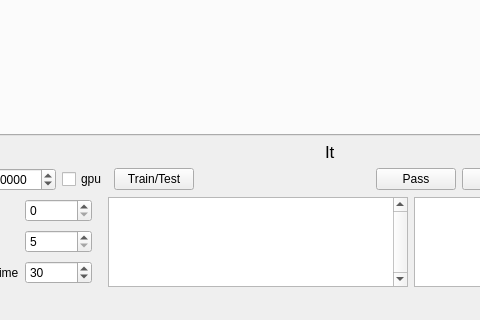
First picture: the form in mainwindow.ui, repository artthirt/cifarsmpl, before the edit; both pictures show x 82 to 562 and y 349 to 669 of the 807 by 669 pixel window.
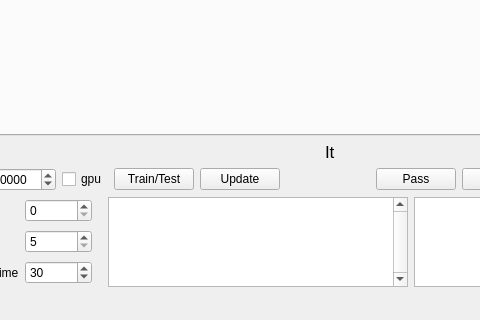
Second picture: the form after the edit. Custom widgets are drawn as their Qt base class.

```diff
--- a/mainwindow.ui
+++ b/mainwindow.ui
@@ -119,6 +119,13 @@
         </property>
        </widget>
       </item>
+      <item>
+       <widget class="QPushButton" name="pb_update">
+        <property name="text">
+         <string>Update</string>
+        </property>
+       </widget>
+      </item>
       <item>
        <spacer name="horizontalSpacer">
         <property name="orientation">
```
